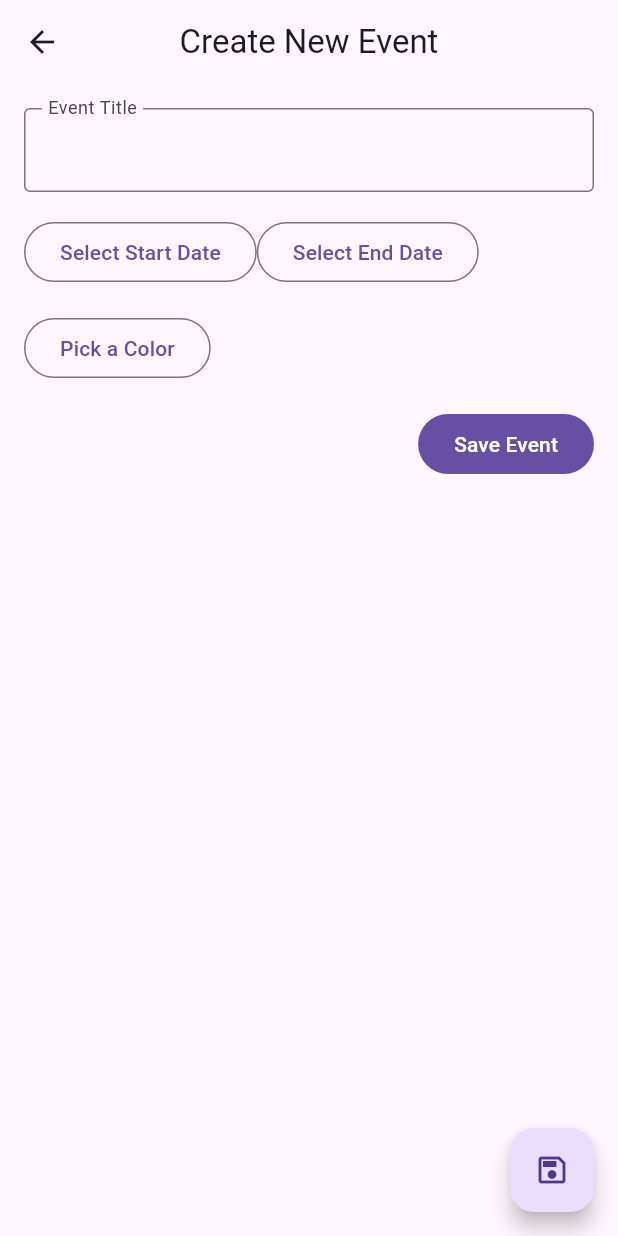
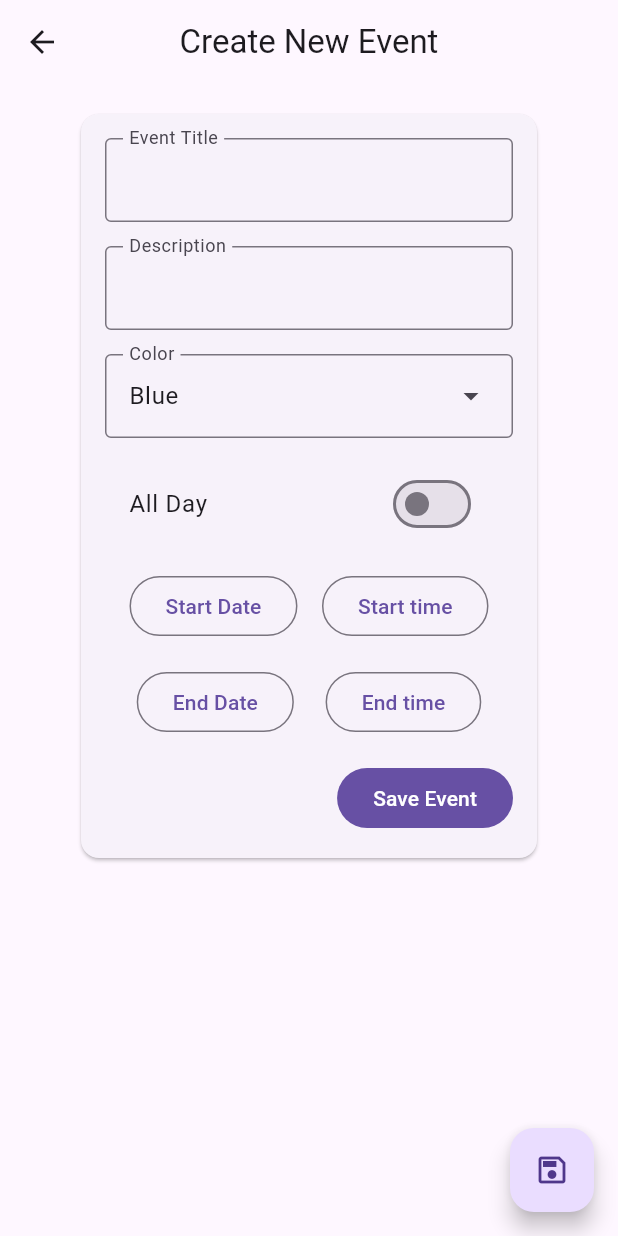
Before and after one commit to tspaja2025/flutter_projects, a Flutter app: the CreateNewEventScreen screen opened directly, on a phone screen of 412 x 824 dp. Run offline on Flutter 3.47's test engine with Material 3 defaults, Android fonts, the phone set to English and light mode, and no system bars; our stand-ins replace qr_flutter; missing offline and left inert: flex_color_picker.

Commit message:
Update event_calendar_screen.dart
- Update CreateNewEventScreen

```diff
--- a/lib/screens/event_calendar_screen.dart
+++ b/lib/screens/event_calendar_screen.dart
@@ -1,4 +1,3 @@
-import "package:flex_color_picker/flex_color_picker.dart";
 import "package:flutter/material.dart";
 
 class EventCalendarScreen extends StatefulWidget {
@@ -181,6 +180,15 @@ class EventItemListScreenState extends State<EventItemListScreen> {
   }
 }
 
+const List<String> colorList = <String>[
+  "Blue",
+  "Green",
+  "Red",
+  "Yellow",
+  "Purple",
+  "Orange",
+];
+
 class CreateNewEventScreen extends StatefulWidget {
   const CreateNewEventScreen({super.key});
 
@@ -190,9 +198,12 @@ class CreateNewEventScreen extends StatefulWidget {
 
 class CreateNewEventScreenState extends State<CreateNewEventScreen> {
   DateTime? _selectedDate;
-  Color _eventColor = Colors.blue;
+  TimeOfDay? _selectedTime;
+  bool allDay = false;
 
-  Future<void> _selectDate() async {
+  final String _colorValue = colorList.first;
+
+  Future<void> _openStartDate() async {
     final DateTime? pickedDate = await showDatePicker(
       context: context,
       initialDate: DateTime(2025, 12, 26),
@@ -205,15 +216,39 @@ class CreateNewEventScreenState extends State<CreateNewEventScreen> {
     });
   }
 
-  Future<void> _openColorPicker() async {
-    bool pickedColor = await ColorPicker(
-      color: _eventColor,
-      onColorChanged: (Color color) {
+  Future<void> _openStartTime() async {
+    final TimeOfDay? pickedTime = await showTimePicker(
+      context: context,
+      initialTime: TimeOfDay.now(),
+    );
+
     setState(() {
-          _eventColor = color;
+      _selectedTime = pickedTime;
     });
-      },
-    ).showPickerDialog(context);
+  }
+
+  Future<void> _openEndDate() async {
+    final DateTime? pickedDate = await showDatePicker(
+      context: context,
+      initialDate: DateTime(2025, 12, 26),
+      firstDate: DateTime(2025),
+      lastDate: DateTime(2026),
+    );
+
+    setState(() {
+      _selectedDate = pickedDate;
+    });
+  }
+
+  Future<void> _openEndTime() async {
+    final TimeOfDay? pickedTime = await showTimePicker(
+      context: context,
+      initialTime: TimeOfDay.now(),
+    );
+
+    setState(() {
+      _selectedTime = pickedTime;
+    });
   }
 
   @override
@@ -233,6 +268,15 @@ class CreateNewEventScreenState extends State<CreateNewEventScreen> {
               child: Column(
                 crossAxisAlignment: .end,
                 children: [
+                  Center(
+                    child: SizedBox(
+                      width: 312,
+                      child: Card(
+                        child: Padding(
+                          padding: const .all(16),
+                          child: Column(
+                            crossAxisAlignment: .start,
+                            children: [
                               TextField(
                                 decoration: InputDecoration(
                                   label: const Text("Event Title"),
@@ -241,33 +285,103 @@ class CreateNewEventScreenState extends State<CreateNewEventScreen> {
                                 ),
                               ),
                               const SizedBox(height: 16),
+                              TextField(
+                                decoration: InputDecoration(
+                                  label: const Text("Description"),
+                                  floatingLabelBehavior: .always,
+                                  border: OutlineInputBorder(),
+                                ),
+                              ),
+                              const SizedBox(height: 16),
+                              DropdownMenu(
+                                width: 312,
+                                initialSelection: _colorValue,
+                                label: const Text("Color"),
+                                dropdownMenuEntries: [
+                                  DropdownMenuEntry(
+                                    value: "Blue",
+                                    label: "Blue",
+                                  ),
+                                  DropdownMenuEntry(
+                                    value: "Green",
+                                    label: "Green",
+                                  ),
+                                  DropdownMenuEntry(value: "Red", label: "Red"),
+                                  DropdownMenuEntry(
+                                    value: "Yellow",
+                                    label: "Yellow",
+                                  ),
+                                  DropdownMenuEntry(
+                                    value: "Purple",
+                                    label: "Purple",
+                                  ),
+                                  DropdownMenuEntry(
+                                    value: "Orange",
+                                    label: "Orange",
+                                  ),
+                                ],
+                              ),
+                              const SizedBox(height: 16),
+                              SwitchListTile(
+                                value: allDay,
+                                onChanged: (bool value) {
+                                  setState(() {
+                                    allDay = value;
+                                  });
+                                },
+                                title: const Text("All Day"),
+                              ),
+                              const SizedBox(height: 16),
                               Row(
+                                mainAxisAlignment: !allDay
+                                    ? .spaceEvenly
+                                    : .start,
                                 children: [
                                   OutlinedButton(
-                        onPressed: _selectDate,
-                        child: const Text("Select Start Date"),
+                                    onPressed: _openStartDate,
+                                    child: const Text("Start Date"),
                                   ),
+                                  if (!allDay)
                                     OutlinedButton(
-                        onPressed: _selectDate,
-                        child: const Text("Select End Date"),
+                                      onPressed: _openStartTime,
+                                      child: const Text("Start time"),
                                     ),
                                 ],
                               ),
                               const SizedBox(height: 16),
                               Row(
+                                mainAxisAlignment: !allDay
+                                    ? .spaceEvenly
+                                    : .start,
                                 children: [
                                   OutlinedButton(
-                        onPressed: _openColorPicker,
-                        child: const Text("Pick a Color"),
+                                    onPressed: _openEndDate,
+                                    child: const Text("End Date"),
+                                  ),
+                                  if (!allDay)
+                                    OutlinedButton(
+                                      onPressed: _openEndTime,
+                                      child: const Text("End time"),
                                     ),
                                 ],
                               ),
                               const SizedBox(height: 16),
+                              Row(
+                                mainAxisAlignment: .end,
+                                children: [
                                   FilledButton(
                                     onPressed: () {
                                       Navigator.pop(context);
                                     },
                                     child: const Text("Save Event"),
+                                  ),
+                                ],
+                              ),
+                            ],
+                          ),
+                        ),
+                      ),
+                    ),
                   ),
                 ],
               ),
```
Lines whose indentation alone changed are shown as unchanged.
